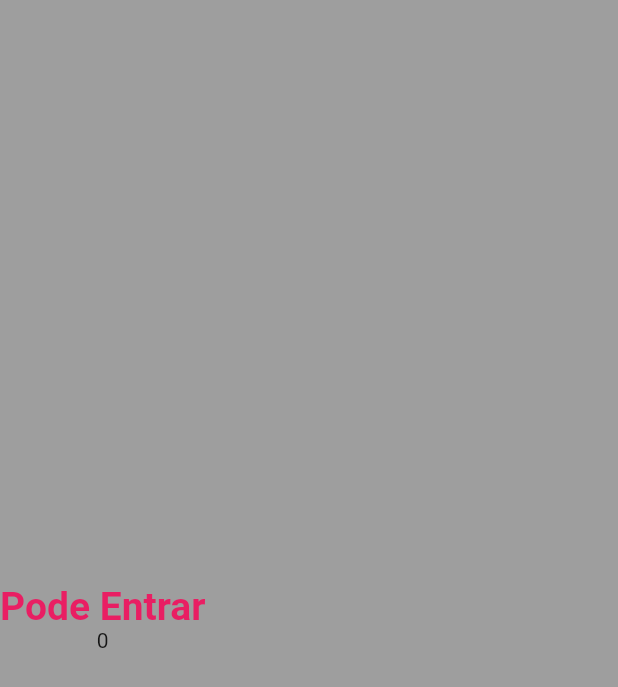
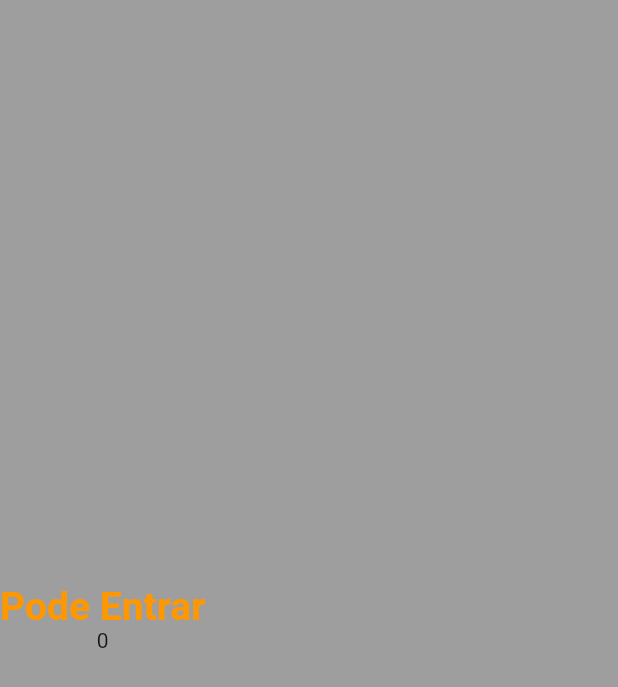
Before and after one commit to israelemanuel/StudioProjects, a Flutter app: the screen it shows after launch, on a phone screen of 412 x 824 dp. Shown: the top 687 px of the screen. Run offline on Flutter 3.47's test engine with Material 2 defaults, Android fonts, the phone set to English and light mode, and no system bars.

Commit message:
mudança de cor do texto

```diff
--- a/contador/lib/main.dart
+++ b/contador/lib/main.dart
@@ -29,7 +29,7 @@ class HomePage extends StatelessWidget {
             "Pode Entrar",
             style: TextStyle(
               fontSize: 26,
-              color: Colors.pink,
+              color: Colors.orange,
               fontWeight: FontWeight.w600,
             ),
           ),
```
